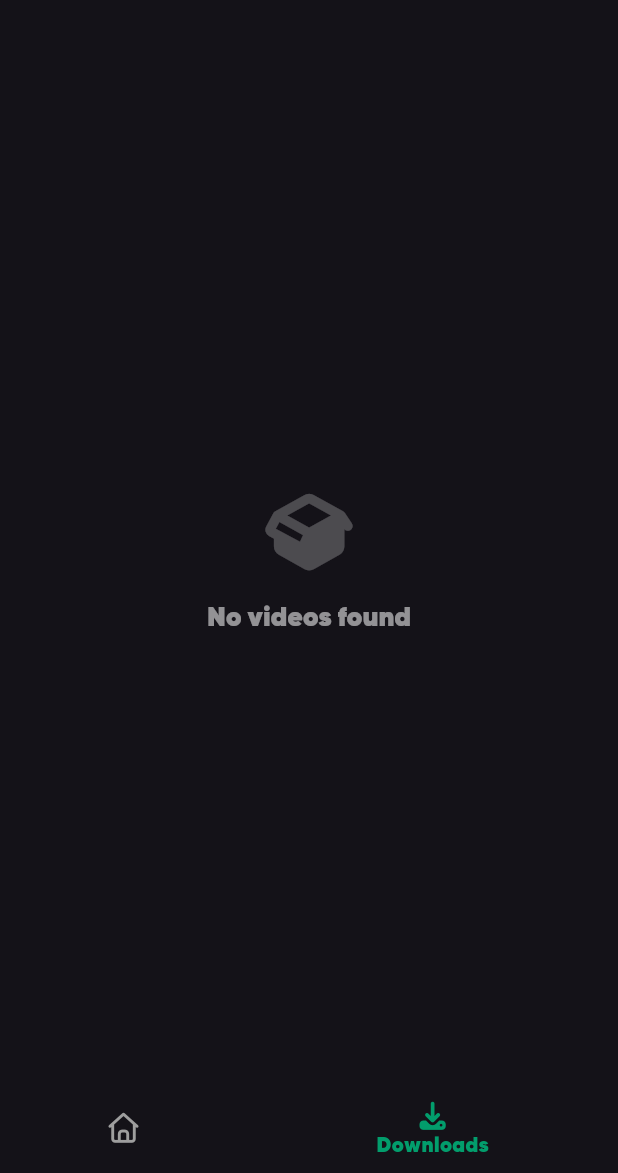
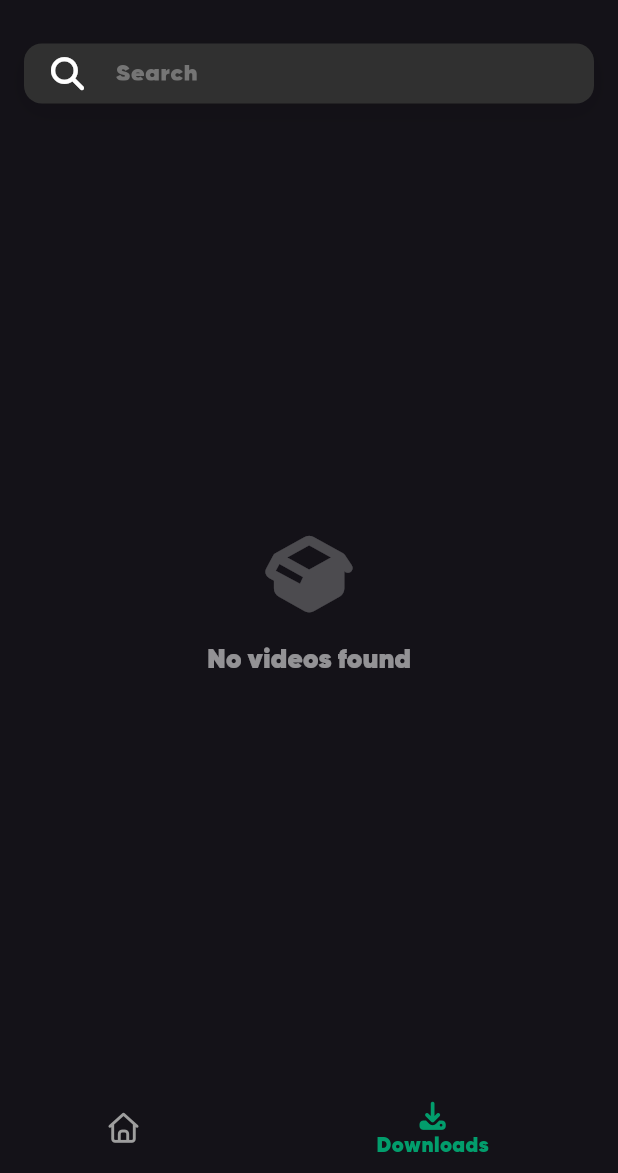
Before and after one commit to T0WHIDM/mediaFlow, a Flutter app: the screen it shows after launch, item 2 of the bottom bar chosen, on a phone screen of 412 x 824 dp, the part 63-1236 px from its top. Run offline on Flutter 3.47's test engine with Material 3 defaults, Android fonts, the phone set to English and light mode, and no system bars; our stand-ins replace device_info_plus, dio, flutter_spinkit, font_awesome_flutter, open_file, permission_handler and 1 more; missing offline and left inert: youtube_explode_dart.

Commit message:
search In Downloads

```diff
--- a/lib/screen/loading_screen.dart
+++ b/lib/screen/loading_screen.dart
@@ -23,6 +23,7 @@ class _LoadingState extends State<Loading> {
   void initState() {
     super.initState();
     Future.delayed(const Duration(seconds: 2), () {
+      if (mounted) {
         Navigator.pushReplacement(
           context,
           MaterialPageRoute(
@@ -31,6 +32,7 @@ class _LoadingState extends State<Loading> {
             },
           ),
         );
+      }
     });
   }
 
--- a/lib/screen/video_list_screen.dart
+++ b/lib/screen/video_list_screen.dart
@@ -14,6 +14,8 @@ class VideoListScreen extends StatefulWidget {
 }
 
 class _VideoListScreenState extends State<VideoListScreen> {
+  late TextEditingController myController;
+
   @override
   void initState() {
     super.initState();
@@ -21,6 +23,7 @@ class _VideoListScreenState extends State<VideoListScreen> {
     WidgetsBinding.instance.addPostFrameCallback((_) {
       context.read<DownloadProvider>().loadDownloadedFiles();
     });
+    myController = TextEditingController();
   }
 
   @override
@@ -56,8 +59,59 @@ class _VideoListScreenState extends State<VideoListScreen> {
                 ),
               ),
               const SliverPadding(padding: EdgeInsetsGeometry.only(top: 15)),
+              SliverToBoxAdapter(
+                child: Container(
+                  margin: const EdgeInsets.symmetric(horizontal: 16),
+                  height: 40,
+                  decoration: BoxDecoration(
+                    borderRadius: const BorderRadius.all(Radius.circular(12)),
+                    color: isDark ? Colors.grey[850] : Colors.white,
+                    boxShadow: [
+                      BoxShadow(
+                        color: Colors.black.withValues(alpha: 0.1),
+                        blurRadius: 15,
+                        offset: const Offset(0, 5),
+                      ),
+                    ],
+                  ),
 
-              // استفاده از Consumer برای دسترسی به لیست فایل‌ها از Provider
+                  child: Padding(
+                    padding: const EdgeInsets.all(8.0),
+                    child: Row(
+                      children: [
+                        const SizedBox(width: 10),
+                        const FaIcon(
+                          FontAwesomeIcons.magnifyingGlass,
+                          size: 22,
+                        ),
+                        const SizedBox(width: 5),
+                        Expanded(
+                          child: Padding(
+                            padding: const EdgeInsets.only(top: 8.0),
+                            child: TextField(
+                              controller: myController,
+                              decoration: InputDecoration(
+                                border: const OutlineInputBorder(
+                                  borderSide: BorderSide.none,
+                                ),
+
+                                hintText: 'Search',
+                                hintStyle: TextStyle(
+                                  color: Colors.grey[600],
+                                  fontSize: 16,
+                                  fontFamily: 'GH',
+                                ),
+                              ),
+                            ),
+                          ),
+                        ),
+                      ],
+                    ),
+                  ),
+                ),
+              ),
+              const SliverPadding(padding: EdgeInsetsGeometry.only(top: 15)),
+
               Consumer<DownloadProvider>(
                 builder: (context, provider, child) {
                   // حالت خالی بودن لیست
```
Also changed, not shown: 1 other file. Lines whose indentation alone changed are shown as unchanged.
